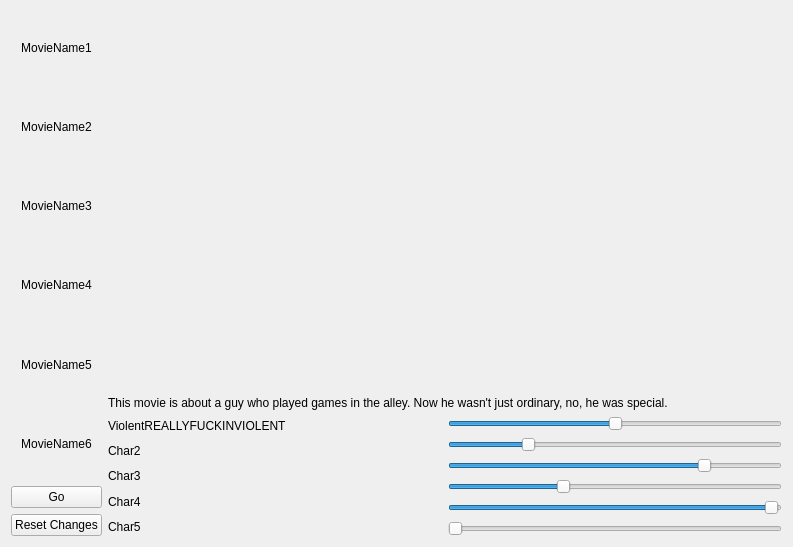
This is gui/layoutGUI.ui in Rauf-Kurbanov/movie_searcher as Qt 5 draws it before an edit. The edited form follows.
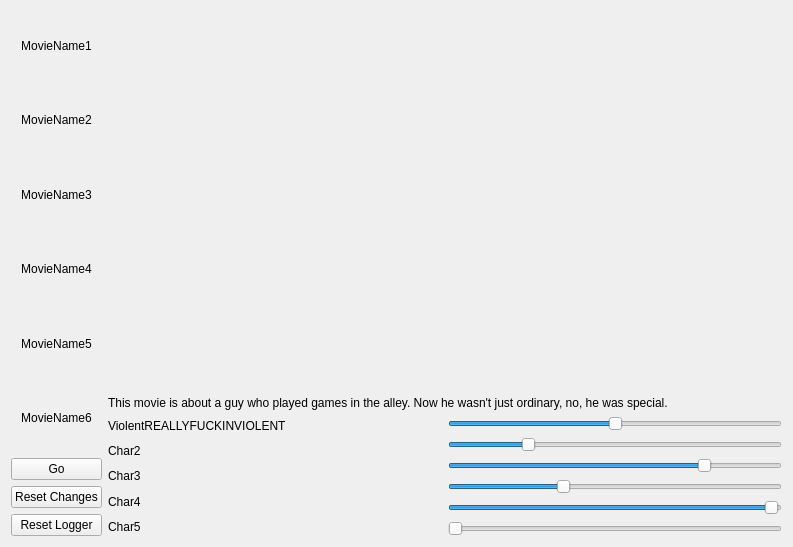
This is the edited form.

Commit message: Added a reset button

Diff of the .ui file:
```diff
--- a/gui/layoutGUI.ui
+++ b/gui/layoutGUI.ui
@@ -354,6 +354,13 @@
        </property>
       </widget>
      </item>
+     <item>
+      <widget class="QPushButton" name="loggerButton">
+       <property name="text">
+        <string>Reset Logger</string>
+       </property>
+      </widget>
+     </item>
     </layout>
    </item>
   </layout>
```
The commit also changes 3 other files.
